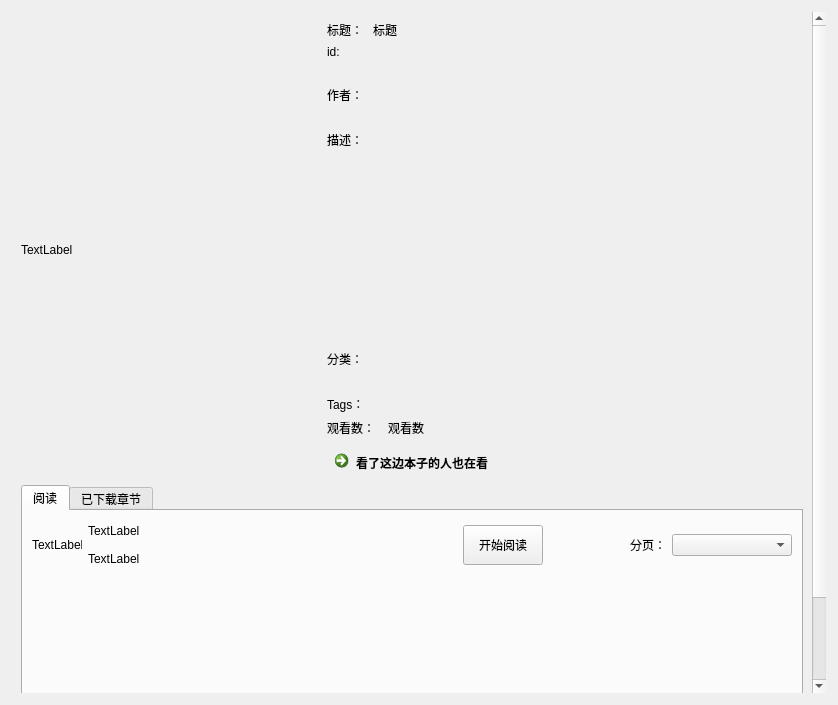
The window that ui/ui_book_info.ui (tonquer/picacg-qt) describes before a commit, drawn with Qt 5.
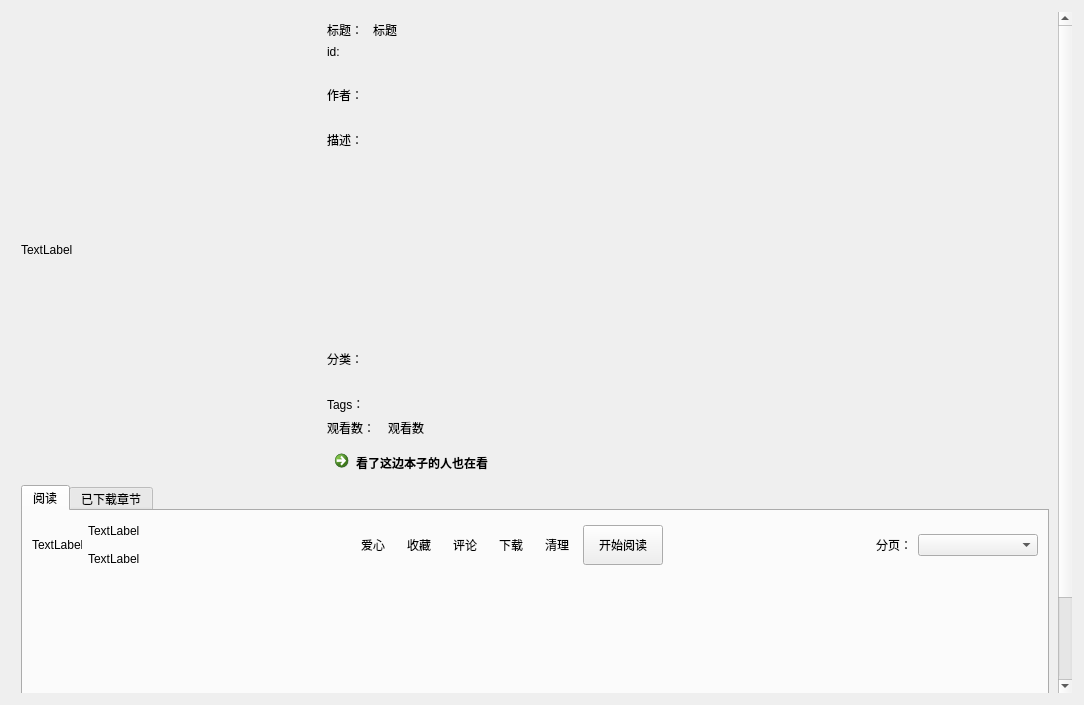
The same window after the commit. The open tabs and pages were chosen to show the change. Icons and pictures are not drawn. Custom widgets are drawn as their Qt base class.

Patch:
```diff
--- a/ui/ui_book_info.ui
+++ b/ui/ui_book_info.ui
@@ -6,7 +6,7 @@
    <rect>
     <x>0</x>
     <y>0</y>
-    <width>838</width>
+    <width>1084</width>
     <height>705</height>
    </rect>
   </property>
@@ -55,7 +55,7 @@
        <rect>
         <x>0</x>
         <y>0</y>
-        <width>818</width>
+        <width>1064</width>
         <height>685</height>
        </rect>
       </property>
@@ -436,7 +436,7 @@
                     <string notr="true"/>
                    </property>
                    <property name="text">
-                    <string/>
+                    <string>爱心</string>
                    </property>
                    <property name="icon">
                     <iconset resource="../res/images.qrc">
@@ -455,6 +455,9 @@
                    <property name="checked">
                     <bool>false</bool>
                    </property>
+                   <property name="toolButtonStyle">
+                    <enum>Qt::ToolButtonTextBesideIcon</enum>
+                   </property>
                   </widget>
                  </item>
                  <item>
@@ -472,7 +475,7 @@
                     <string notr="true">background-color:transparent;</string>
                    </property>
                    <property name="text">
-                    <string/>
+                    <string>收藏</string>
                    </property>
                    <property name="icon">
                     <iconset resource="../res/images.qrc">
@@ -488,6 +491,9 @@
                    <property name="checkable">
                     <bool>false</bool>
                    </property>
+                   <property name="toolButtonStyle">
+                    <enum>Qt::ToolButtonTextBesideIcon</enum>
+                   </property>
                   </widget>
                  </item>
                  <item>
@@ -505,7 +511,7 @@
                     <string notr="true">background-color:transparent;</string>
                    </property>
                    <property name="text">
-                    <string/>
+                    <string>评论</string>
                    </property>
                    <property name="icon">
                     <iconset resource="../res/images.qrc">
@@ -517,6 +523,9 @@
                      <height>50</height>
                     </size>
                    </property>
+                   <property name="toolButtonStyle">
+                    <enum>Qt::ToolButtonTextBesideIcon</enum>
+                   </property>
                   </widget>
                  </item>
                  <item>
@@ -534,7 +543,7 @@
                     <string notr="true">background-color:transparent;</string>
                    </property>
                    <property name="text">
-                    <string/>
+                    <string>下载</string>
                    </property>
                    <property name="icon">
                     <iconset resource="../res/images.qrc">
@@ -546,6 +555,35 @@
                      <height>50</height>
                     </size>
                    </property>
+                   <property name="toolButtonStyle">
+                    <enum>Qt::ToolButtonTextBesideIcon</enum>
+                   </property>
+                  </widget>
+                 </item>
+                 <item>
+                  <widget class="QToolButton" name="clearButton">
+                   <property name="minimumSize">
+                    <size>
+                     <width>40</width>
+                     <height>40</height>
+                    </size>
+                   </property>
+                   <property name="text">
+                    <string>清理</string>
+                   </property>
+                   <property name="icon">
+                    <iconset resource="../../18comic-new/res/images.qrc">
+                     <normaloff>:/png/icon/clear_off.png</normaloff>:/png/icon/clear_off.png</iconset>
+                   </property>
+                   <property name="iconSize">
+                    <size>
+                     <width>50</width>
+                     <height>50</height>
+                    </size>
+                   </property>
+                   <property name="toolButtonStyle">
+                    <enum>Qt::ToolButtonTextBesideIcon</enum>
+                   </property>
                   </widget>
                  </item>
                  <item>
@@ -739,17 +777,17 @@
   </layout>
  </widget>
  <customwidgets>
+  <customwidget>
+   <class>TagListWidget</class>
+   <extends>QListWidget</extends>
+   <header location="global">component.list.tag_list_widget.h</header>
+  </customwidget>
   <customwidget>
    <class>SmoothScrollArea</class>
    <extends>QScrollArea</extends>
    <header location="global">component.scroll_area.smooth_scroll_area.h</header>
    <container>1</container>
   </customwidget>
-  <customwidget>
-   <class>TagListWidget</class>
-   <extends>QListWidget</extends>
-   <header location="global">component.list.tag_list_widget.h</header>
-  </customwidget>
   <customwidget>
    <class>HeadLabel</class>
    <extends>QLabel</extends>
```
Left out of the diff: 36 changed lines with no effect on the pictures.
